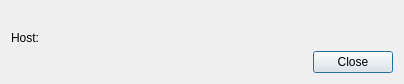
First picture: the form in src/plugins/poshuku/sslstatedialog.ui, repository 0xd34df00d/leechcraft, before the edit.
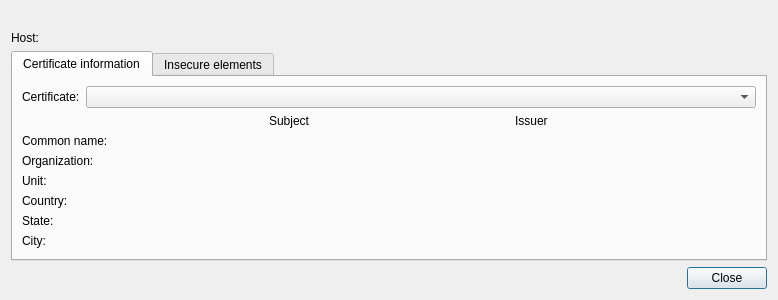
Second picture: the form after the edit.

Commit message: [Poshuku] Show SSL certs chain in SSL state dialog.

```diff
--- a/src/plugins/poshuku/sslstatedialog.ui
+++ b/src/plugins/poshuku/sslstatedialog.ui
@@ -6,8 +6,8 @@
    <rect>
     <x>0</x>
     <y>0</y>
-    <width>404</width>
-    <height>81</height>
+    <width>778</width>
+    <height>287</height>
    </rect>
   </property>
   <property name="windowTitle">
@@ -45,7 +45,7 @@
      </property>
     </widget>
    </item>
-   <item row="2" column="0" colspan="2">
+   <item row="3" column="0" colspan="2">
     <widget class="QDialogButtonBox" name="buttonBox">
      <property name="orientation">
       <enum>Qt::Horizontal</enum>
@@ -55,6 +55,191 @@
      </property>
     </widget>
    </item>
+   <item row="2" column="0" colspan="2">
+    <widget class="QTabWidget" name="tabWidget">
+     <property name="currentIndex">
+      <number>0</number>
+     </property>
+     <widget class="QWidget" name="tab">
+      <attribute name="title">
+       <string>Certificate information</string>
+      </attribute>
+      <layout class="QFormLayout" name="formLayout_2">
+       <item row="0" column="0">
+        <widget class="QLabel" name="label_2">
+         <property name="text">
+          <string>Certificate:</string>
+         </property>
+        </widget>
+       </item>
+       <item row="0" column="1">
+        <widget class="QComboBox" name="CertChainBox_"/>
+       </item>
+       <item row="1" column="0" colspan="2">
+        <layout class="QGridLayout" name="gridLayout" columnstretch="0,0,0">
+         <item row="3" column="1">
+          <widget class="QLabel" name="SubjectUnit_">
+           <property name="text">
+            <string/>
+           </property>
+          </widget>
+         </item>
+         <item row="1" column="0">
+          <widget class="QLabel" name="label_3">
+           <property name="sizePolicy">
+            <sizepolicy hsizetype="Minimum" vsizetype="Preferred">
+             <horstretch>0</horstretch>
+             <verstretch>0</verstretch>
+            </sizepolicy>
+           </property>
+           <property name="text">
+            <string>Common name:</string>
+           </property>
+          </widget>
+         </item>
+         <item row="2" column="0">
+          <widget class="QLabel" name="label_4">
+           <property name="sizePolicy">
+            <sizepolicy hsizetype="Minimum" vsizetype="Preferred">
+             <horstretch>0</horstretch>
+             <verstretch>0</verstretch>
+            </sizepolicy>
+           </property>
+           <property name="text">
+            <string>Organization:</string>
+           </property>
+          </widget>
+         </item>
+         <item row="1" column="2">
+          <widget class="QLabel" name="IssuerCommonName_">
+           <property name="text">
+            <string/>
+           </property>
+          </widget>
+         </item>
+         <item row="2" column="1">
+          <widget class="QLabel" name="SubjectOrganization_">
+           <property name="text">
+            <string/>
+           </property>
+          </widget>
+         </item>
+         <item row="2" column="2">
+          <widget class="QLabel" name="IssuerOrganization_">
+           <property name="text">
+            <string/>
+           </property>
+          </widget>
+         </item>
+         <item row="0" column="1">
+          <widget class="QLabel" name="label_9">
+           <property name="text">
+            <string>Subject</string>
+           </property>
+          </widget>
+         </item>
+         <item row="0" column="2">
+          <widget class="QLabel" name="label_10">
+           <property name="text">
+            <string>Issuer</string>
+           </property>
+          </widget>
+         </item>
+         <item row="1" column="1">
+          <widget class="QLabel" name="SubjectCommonName_">
+           <property name="text">
+            <string/>
+           </property>
+          </widget>
+         </item>
+         <item row="3" column="0">
+          <widget class="QLabel" name="label_5">
+           <property name="text">
+            <string>Unit:</string>
+           </property>
+          </widget>
+         </item>
+         <item row="4" column="0">
+          <widget class="QLabel" name="label_6">
+           <property name="text">
+            <string>Country:</string>
+           </property>
+          </widget>
+         </item>
+         <item row="5" column="0">
+          <widget class="QLabel" name="label_7">
+           <property name="text">
+            <string>State:</string>
+           </property>
+          </widget>
+         </item>
+         <item row="6" column="0">
+          <widget class="QLabel" name="label_8">
+           <property name="text">
+            <string>City:</string>
+           </property>
+          </widget>
+         </item>
+         <item row="3" column="2">
+          <widget class="QLabel" name="IssuerUnit_">
+           <property name="text">
+            <string/>
+           </property>
+          </widget>
+         </item>
+         <item row="4" column="1">
+          <widget class="QLabel" name="SubjectCountry_">
+           <property name="text">
+            <string/>
+           </property>
+          </widget>
+         </item>
+         <item row="4" column="2">
+          <widget class="QLabel" name="IssuerCountry_">
+           <property name="text">
+            <string/>
+           </property>
+          </widget>
+         </item>
+         <item row="5" column="1">
+          <widget class="QLabel" name="SubjectState_">
+           <property name="text">
+            <string/>
+           </property>
+          </widget>
+         </item>
+         <item row="6" column="1">
+          <widget class="QLabel" name="SubjectCity_">
+           <property name="text">
+            <string/>
+           </property>
+          </widget>
+         </item>
+         <item row="5" column="2">
+          <widget class="QLabel" name="IssuerState_">
+           <property name="text">
+            <string/>
+           </property>
+          </widget>
+         </item>
+         <item row="6" column="2">
+          <widget class="QLabel" name="IssuerCity_">
+           <property name="text">
+            <string/>
+           </property>
+          </widget>
+         </item>
+        </layout>
+       </item>
+      </layout>
+     </widget>
+     <widget class="QWidget" name="tab_2">
+      <attribute name="title">
+       <string>Insecure elements</string>
+      </attribute>
+     </widget>
+    </widget>
+   </item>
   </layout>
  </widget>
  <resources/>
```
The commit also changes 2 other files.
